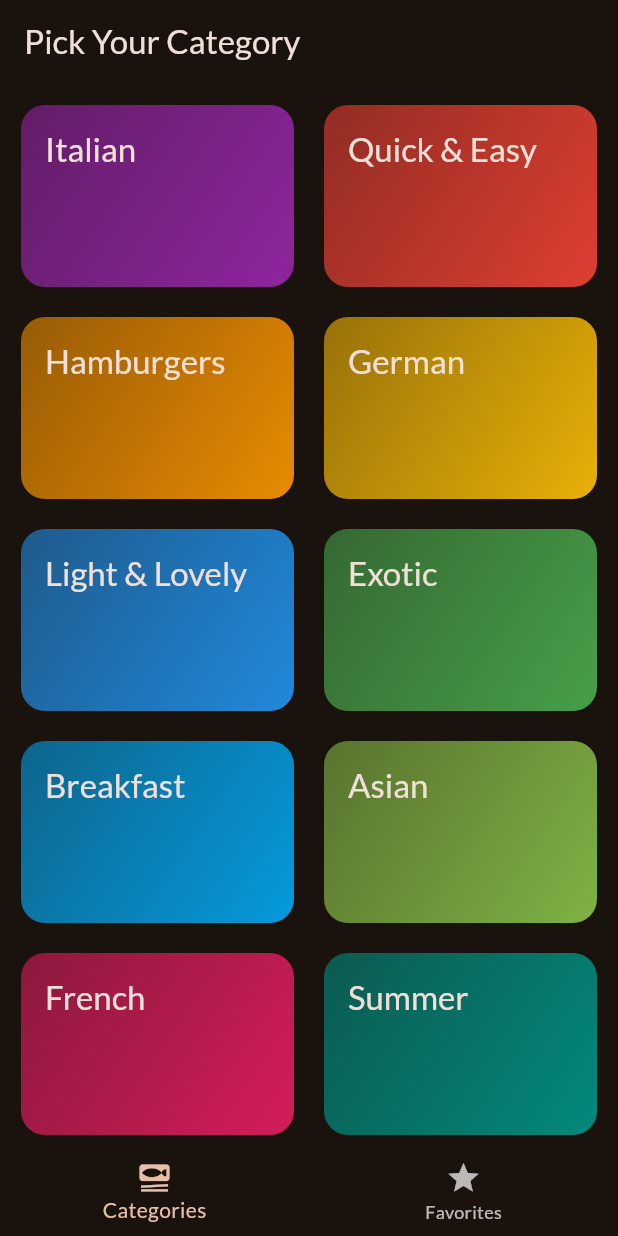
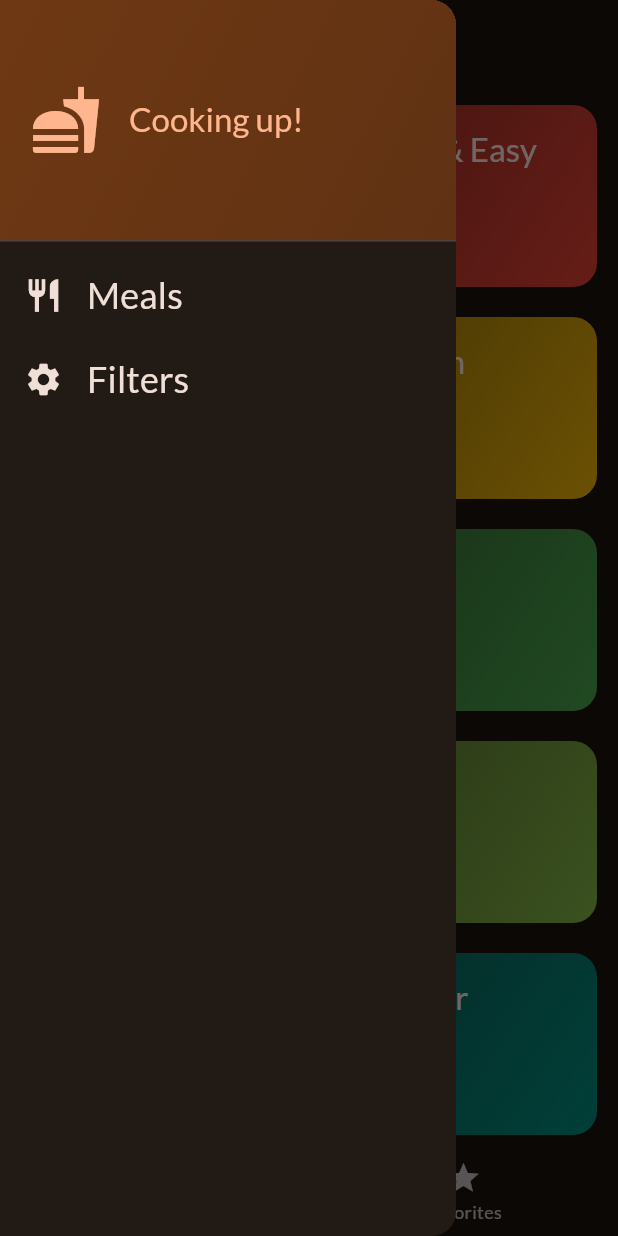
Before and after one commit to Aymen-Khanfir/meals, a Flutter app: the screen it shows after launch, with the side drawer open (before the commit the screen has no drawer), on a phone screen of 412 x 824 dp. Run offline on Flutter 3.47's test engine with Material 3 defaults, Android fonts, the phone set to English and light mode, and no system bars; our stand-ins replace google_fonts, transparent_image.

Commit message:
Adding a side drawer

```diff
--- a/lib/screens/meal_details.dart
+++ b/lib/screens/meal_details.dart
@@ -22,7 +22,7 @@ class MealDetailsScreen extends StatelessWidget {
               onPressed: () {
                 onToggleFavorite(meal);
               },
-              icon: Icon(Icons.star))
+              icon: const Icon(Icons.star))
         ],
       ),
       body: SingleChildScrollView(
--- a/lib/screens/tabs.dart
+++ b/lib/screens/tabs.dart
@@ -3,6 +3,7 @@ import 'package:flutter/material.dart';
 import 'package:meals/models/meal.dart';
 import 'package:meals/screens/categories.dart';
 import 'package:meals/screens/meals.dart';
+import 'package:meals/widgets/main_drawer.dart';
 
 class TabsScreen extends StatefulWidget {
   const TabsScreen({super.key});
@@ -68,6 +69,7 @@ class _TabsScreenState extends State<TabsScreen> {
         title: Text(activePageTitle),
       ),
       body: activePage,
+      drawer: const MainDrawer(),
       bottomNavigationBar: BottomNavigationBar(
         onTap: _selectPage,
         currentIndex: _selectedPageIndex,
--- /dev/null
+++ b/lib/widgets/main_drawer.dart
@@ -0,0 +1,76 @@
+import 'package:flutter/material.dart';
+import 'package:meals/screens/meals.dart';
+
+class MainDrawer extends StatelessWidget {
+  const MainDrawer({super.key});
+
+  @override
+  Widget build(BuildContext context) {
+    return Drawer(
+      child: Column(
+        children: [
+          DrawerHeader(
+            padding: const EdgeInsets.all(20),
+            decoration: BoxDecoration(
+              gradient: LinearGradient(
+                colors: [
+                  Theme.of(context).colorScheme.primaryContainer,
+                  Theme.of(context).colorScheme.primaryContainer.withOpacity(0.8),
+                ],
+                begin: Alignment.topLeft,
+                end: Alignment.bottomRight,
+              ),
+            ),
+            child: Row(
+              children: [
+                Icon(
+                  Icons.fastfood,
+                  size: 48,
+                  color: Theme.of(context).colorScheme.primary,
+                ),
+                const SizedBox(width: 18),
+                Text(
+                  "Cooking up!",
+                  style: Theme.of(context)
+                      .textTheme
+                      .titleLarge!
+                      .copyWith(color: Theme.of(context).colorScheme.primary),
+                )
+              ],
+            ),
+          ),
+          ListTile(
+            leading: Icon(
+              Icons.restaurant,
+              size: 26,
+              color: Theme.of(context).colorScheme.onSurface,
+            ),
+            title: Text(
+              'Meals',
+              style: Theme.of(context)
+                  .textTheme
+                  .titleSmall!
+                  .copyWith(color: Theme.of(context).colorScheme.onSurface, fontSize: 24),
+            ),
+            onTap: () {},
+          ),
+          ListTile(
+            leading: Icon(
+              Icons.settings,
+              size: 26,
+              color: Theme.of(context).colorScheme.onSurface,
+            ),
+            title: Text(
+              'Filters',
+              style: Theme.of(context)
+                  .textTheme
+                  .titleSmall!
+                  .copyWith(color: Theme.of(context).colorScheme.onSurface, fontSize: 24),
+            ),
+            onTap: () {},
+          )
+        ],
+      ),
+    );
+  }
+}
```
